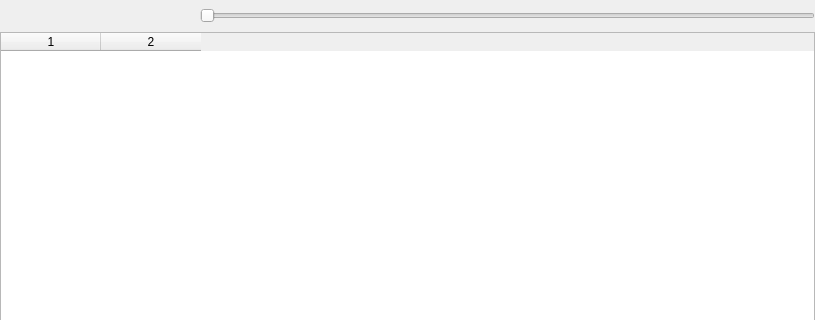
This is ui/qmRadio.ui in lmjpg/qmRadio as Qt 5 draws it before an edit; both pictures show x 0 to 815 and y 0 to 320 of the 815 by 578 pixel window. The edited form follows.
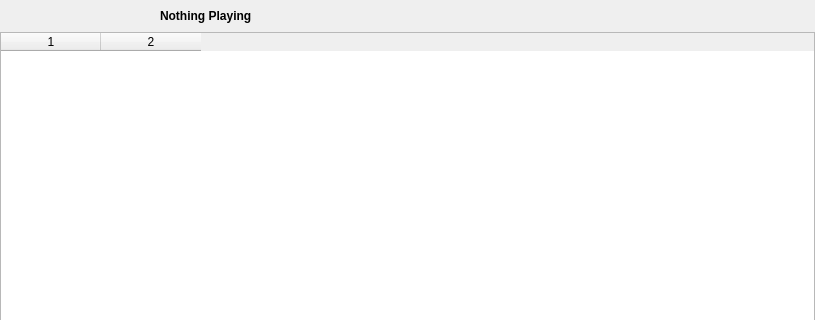
This is the edited form. Icons and pictures are not drawn.

Commit message: Show metadata next to player buttons and in title

The edit to the form file:
```diff
--- a/ui/qmRadio.ui
+++ b/ui/qmRadio.ui
@@ -40,6 +40,12 @@
           <height>32</height>
          </size>
         </property>
+        <property name="maximumSize">
+         <size>
+          <width>32</width>
+          <height>32</height>
+         </size>
+        </property>
         <property name="text">
          <string/>
         </property>
@@ -59,6 +65,12 @@
           <height>32</height>
          </size>
         </property>
+        <property name="maximumSize">
+         <size>
+          <width>32</width>
+          <height>32</height>
+         </size>
+        </property>
         <property name="text">
          <string/>
         </property>
@@ -78,6 +90,12 @@
           <height>32</height>
          </size>
         </property>
+        <property name="maximumSize">
+         <size>
+          <width>32</width>
+          <height>32</height>
+         </size>
+        </property>
         <property name="text">
          <string/>
         </property>
@@ -97,6 +115,12 @@
           <height>32</height>
          </size>
         </property>
+        <property name="maximumSize">
+         <size>
+          <width>32</width>
+          <height>32</height>
+         </size>
+        </property>
         <property name="text">
          <string/>
         </property>
@@ -119,6 +143,12 @@
           <height>32</height>
          </size>
         </property>
+        <property name="maximumSize">
+         <size>
+          <width>32</width>
+          <height>32</height>
+         </size>
+        </property>
         <property name="text">
          <string/>
         </property>
@@ -137,11 +167,20 @@
        </widget>
       </item>
       <item>
-       <widget class="QSlider" name="playerSlider">
-        <property name="orientation">
-         <enum>Qt::Orientation::Horizontal</enum>
-        </property>
-       </widget>
+       <layout class="QVBoxLayout" name="playerInfoBox">
+        <item>
+         <widget class="QLabel" name="playerInfo">
+          <property name="font">
+           <font>
+            <bold>true</bold>
+           </font>
+          </property>
+          <property name="text">
+           <string>Nothing Playing</string>
+          </property>
+         </widget>
+        </item>
+       </layout>
       </item>
      </layout>
     </item>
```
Left out of the diff: 2 changed lines with no effect on the pictures. The commit also changes 4 other files.
